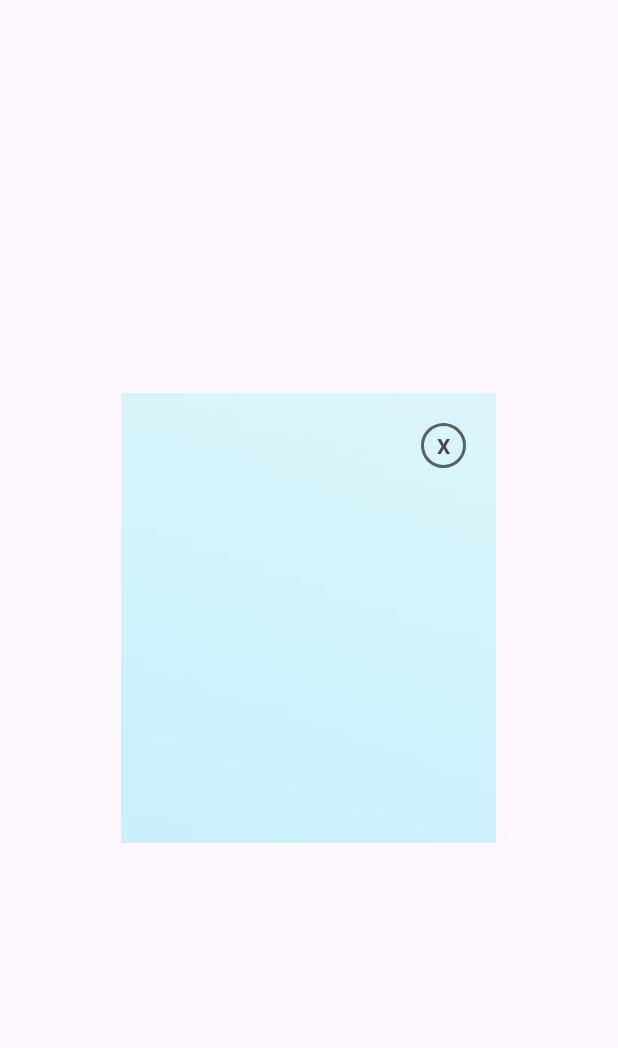
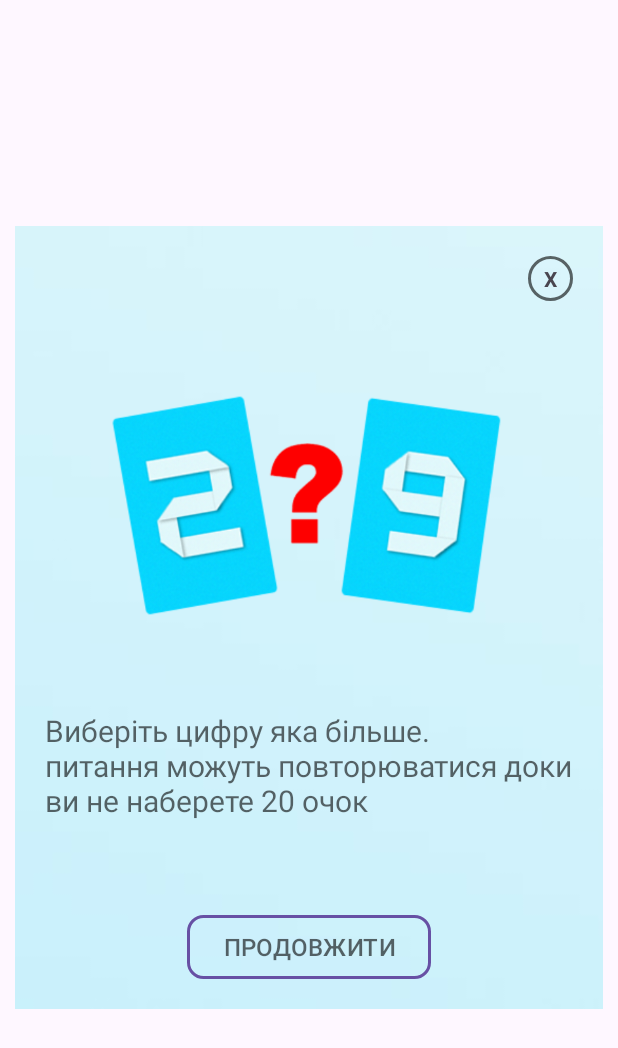
Before and after one commit to betelgeyzUA/quiz, an Android app: the layout previewdialog.xml on its own in the app's theme, with its tools: preview values and no code run, on a phone screen of 412 x 824 dp. Shown: the top 1048 px of the screen. Run offline under Robolectric (Android 15) with nearby library versions, the phone set to English and light mode, and no system bars.

Commit message:
Dialog body

```diff
--- a/app/src/main/res/layout/previewdialog.xml
+++ b/app/src/main/res/layout/previewdialog.xml
@@ -26,6 +26,36 @@
                 android:gravity="center"
                 android:background="@drawable/button_stroke_press_close"
                 android:layout_gravity="end"
-                />
+            />
+            <ImageView
+                android:layout_width="match_parent"
+                android:layout_height="0dp"
+                android:id="@+id/preview_img"
+                android:src="@drawable/preview_wim_one"
+                android:layout_weight="60"
+                android:layout_marginTop="10dp"
+            />
+            <TextView
+                android:layout_width="wrap_content"
+                android:layout_height="0dp"
+                android:id="@+id/text_description"
+                android:text="@string/level_one"
+                android:layout_weight="30"
+                android:layout_marginTop="10dp"
+                android:textSize="20sp"
+                android:textColor="@color/black_60"
+            />
+            <Button
+                android:layout_width="wrap_content"
+                android:layout_height="0dp"
+                android:id="@+id/btn_continue"
+                android:background="@drawable/button_stroke_black_50_press"
+                android:layout_weight="10"
+                android:text="@string/text_continue"
+                android:textColor="@color/black_60"
+                android:textSize="16sp"
+                android:textAllCaps="true"
+                android:layout_marginTop="10dp"
+            />
         </LinearLayout>
 </LinearLayout>
--- /dev/null
+++ b/app/src/main/res/values/descriptionlevels.xml
@@ -0,0 +1,4 @@
+<?xml version="1.0" encoding="utf-8"?>
+<resources>
+    <string name="level_one">Виберіть цифру яка більше.\nпитання можуть повторюватися доки ви не наберете 20 очок</string>
+</resources>
--- a/app/src/main/res/values/strings.xml
+++ b/app/src/main/res/values/strings.xml
@@ -1,8 +1,9 @@
 <resources>
     <string name="app_name">Quiz</string>
-    <string name="start">Начать</string>
+    <string name="start">Почати</string>
     <string name="back">Назад</string>
-    <string name="press_exit">Нажмите еще раз чтоби вийти</string>
-    <string name="level">Уровень:</string>
+    <string name="press_exit">Натисніть ще раз, щоб вийти</string>
+    <string name="level">Рівень:</string>
+    <string name="text_continue">Продовжити</string>
     <string name="x">X</string>
 </resources>
```
Also changed, not shown: app/src/main/res/drawable/preview_wim_one.png (renamed from app/src/main/res/drawable/preview_win_one.png).
